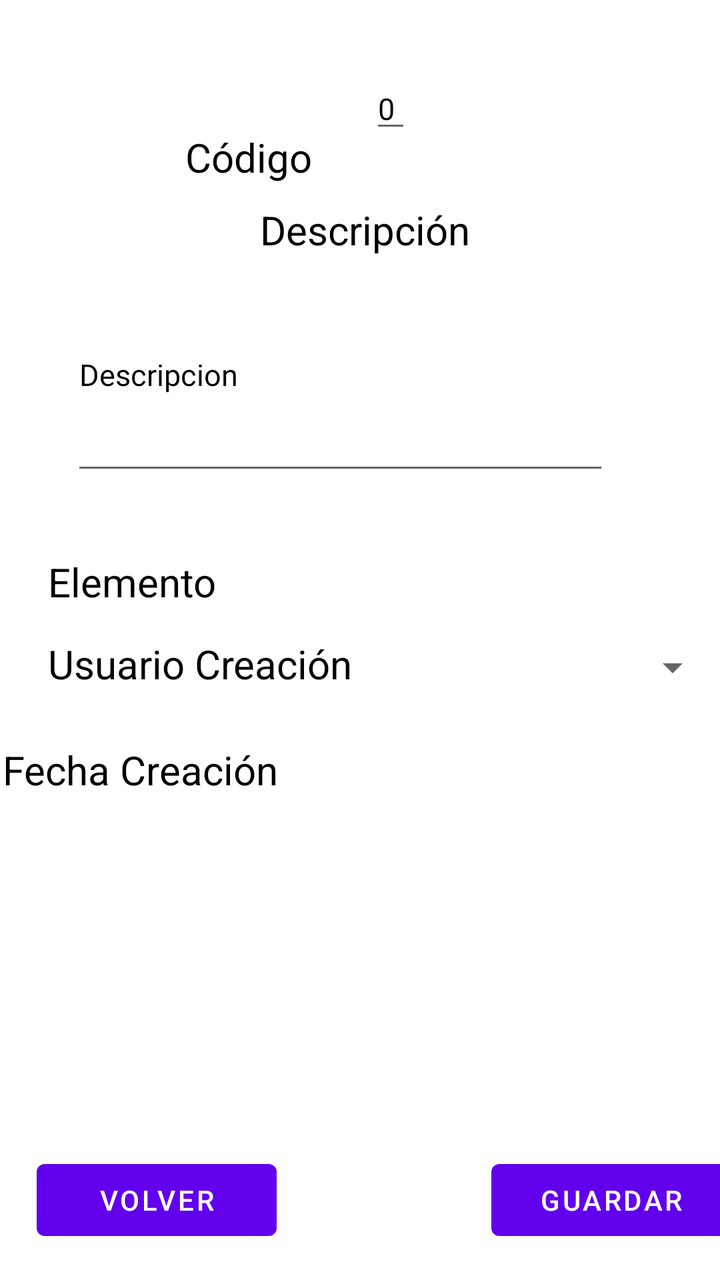
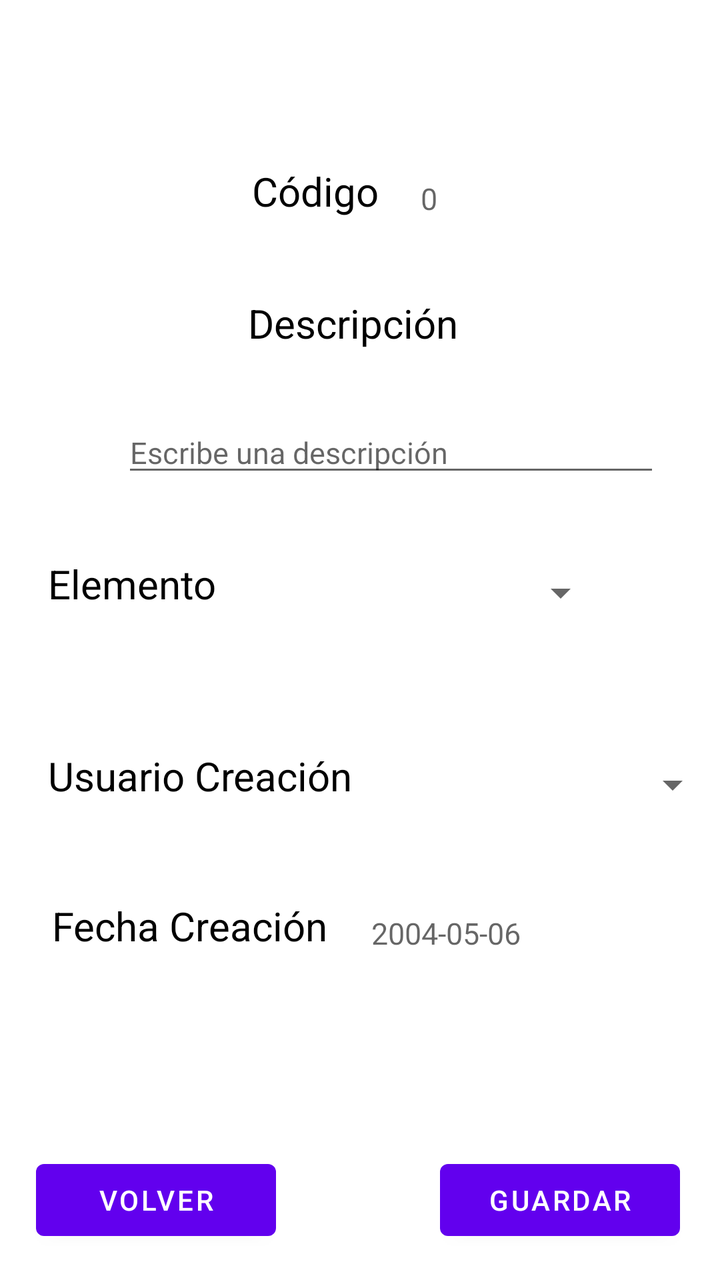

Compare the two renders of this Android layout. The source of the first and the diff that turns it into the second are given below.
<!-- AndroidManifest.xml: application theme Theme.AplicacionIncidencias -->
<!-- res/layout/activity_info_incidencia.xml -->
<?xml version="1.0" encoding="utf-8"?>
<androidx.constraintlayout.widget.ConstraintLayout xmlns:android="http://schemas.android.com/apk/res/android"
    xmlns:app="http://schemas.android.com/apk/res-auto"
    xmlns:tools="http://schemas.android.com/tools"
    android:id="@+id/main"
    android:layout_width="match_parent"
    android:layout_height="match_parent"
    tools:context=".Incidencia.Activity_Info_Incidencia">

    <TextView
        android:id="@+id/tvCodigoIncidencia"
        android:layout_width="wrap_content"
        android:layout_height="wrap_content"
        android:layout_marginStart="124dp"
        android:layout_marginTop="65dp"
        android:layout_marginEnd="12dp"
        android:text="Código "
        android:textColor="@color/black"
        android:textSize="20sp"
        app:layout_constraintEnd_toStartOf="@+id/edinfoCodigoIncidencia"
        app:layout_constraintStart_toStartOf="parent"
        app:layout_constraintTop_toTopOf="parent" />

    <EditText
        android:id="@+id/edinfoCodigoIncidencia"
        android:layout_width="wrap_content"
        android:layout_height="wrap_content"
        android:layout_marginStart="12dp"
        android:layout_marginTop="60dp"
        android:layout_marginEnd="186dp"
        android:layout_marginBottom="15dp"
        android:text="0"
        android:textColor="@color/black"
        android:textSize="15sp"
        app:layout_constraintBottom_toTopOf="@+id/tvDescripcionIncidencia"
        app:layout_constraintEnd_toEndOf="parent"
        app:layout_constraintStart_toEndOf="@+id/tvCodigoIncidencia"
        app:layout_constraintTop_toTopOf="parent" />

    <Spinner
        android:id="@+id/spinnerElemento"
        android:layout_width="0dp"
        android:layout_height="36dp"
        android:layout_marginStart="26dp"
        android:layout_marginTop="315dp"
        android:layout_marginEnd="25dp"
        android:layout_marginBottom="316dp"
        android:textSize="15sp"
        app:layout_constraintBottom_toTopOf="@+id/btnGuardarIncidencia"
        app:layout_constraintEnd_toEndOf="@+id/edDescripcionIncidencia"
        app:layout_constraintHorizontal_bias="0.67"
        app:layout_constraintStart_toEndOf="@+id/tvCodigoElemento"
        app:layout_constraintTop_toTopOf="parent" />

    <Spinner
        android:id="@+id/spinnerUsuario"
        android:layout_width="166dp"
        android:layout_height="36dp"
        android:layout_marginStart="8dp"
        android:layout_marginTop="46dp"
        android:layout_marginBottom="45dp"
        android:textSize="15sp"
        app:layout_constraintBottom_toBottomOf="@+id/tvInfoFechaCreacion"
        app:layout_constraintStart_toEndOf="@+id/tvCodigoUsuarioCreacion"
        app:layout_constraintTop_toBottomOf="@+id/spinnerElemento" />

    <TextView
        android:id="@+id/tvDescripcionIncidencia"
        android:layout_width="wrap_content"
        android:layout_height="wrap_content"
        android:layout_marginTop="15dp"
        android:layout_marginBottom="27dp"
        android:text="Descripción "
        android:textColor="@color/black"
        android:textSize="20sp"
        app:layout_constraintBottom_toTopOf="@+id/edDescripcionIncidencia"
        app:layout_constraintEnd_toStartOf="@+id/edinfoCodigoIncidencia"
        app:layout_constraintStart_toStartOf="@+id/edinfoCodigoIncidencia"
        app:layout_constraintTop_toBottomOf="@+id/edinfoCodigoIncidencia" />

    <EditText
        android:id="@+id/edDescripcionIncidencia"
        android:layout_width="269dp"
        android:layout_height="113dp"
        android:layout_marginStart="37dp"
        android:layout_marginTop="170dp"
        android:layout_marginEnd="81dp"
        android:layout_marginBottom="170dp"
        android:inputType="textMultiLine"
        android:text="Descripcion"
        android:textColor="@color/black"
        android:textSize="15sp"
        app:layout_constraintBottom_toTopOf="@+id/tvFechaCreacion"
        app:layout_constraintEnd_toEndOf="parent"
        app:layout_constraintStart_toStartOf="@+id/tvCodigoElemento"
        app:layout_constraintTop_toTopOf="parent" />

    <TextView
        android:id="@+id/tvCodigoElemento"
        android:layout_width="wrap_content"
        android:layout_height="wrap_content"
        android:layout_marginStart="24dp"
        android:layout_marginTop="35dp"
        android:text="Elemento "
        android:textColor="@color/black"
        android:textSize="20sp"
        app:layout_constraintStart_toStartOf="parent"
        app:layout_constraintTop_toBottomOf="@+id/edDescripcionIncidencia" />

    <TextView
        android:id="@+id/tvCodigoUsuarioCreacion"
        android:layout_width="wrap_content"
        android:layout_height="wrap_content"
        android:layout_marginStart="24dp"
        android:layout_marginTop="49dp"
        android:layout_marginEnd="8dp"
        android:text="Usuario Creación  "
        android:textColor="@color/black"
        android:textSize="20sp"
        app:layout_constraintEnd_toStartOf="@+id/spinnerUsuario"
        app:layout_constraintStart_toStartOf="parent"
        app:layout_constraintTop_toBottomOf="@+id/spinnerElemento" />

    <TextView
        android:id="@+id/tvFechaCreacion"
        android:layout_width="wrap_content"
        android:layout_height="wrap_content"
        android:layout_marginStart="26dp"
        android:layout_marginTop="26dp"
        android:layout_marginEnd="241dp"
        android:text="Fecha Creación "
        android:textColor="@color/black"
        android:textSize="20sp"
        app:layout_constraintEnd_toEndOf="parent"
        app:layout_constraintStart_toStartOf="parent"
        app:layout_constraintTop_toBottomOf="@+id/tvCodigoUsuarioCreacion" />

    <TextView
        android:id="@+id/tvInfoFechaCreacion"
        android:layout_width="wrap_content"
        android:layout_height="wrap_content"
        android:layout_marginStart="12dp"
        android:layout_marginTop="107dp"
        android:text=""
        android:textColor="@color/black"
        android:textSize="15sp"
        app:layout_constraintStart_toEndOf="@+id/tvFechaCreacion"
        app:layout_constraintTop_toBottomOf="@+id/spinnerElemento" />

    <Button
        android:id="@+id/btnGuardarIncidencia"
        android:layout_width="120dp"
        android:layout_height="wrap_content"
        android:layout_marginStart="129dp"
        android:layout_marginEnd="16dp"
        android:layout_marginBottom="16dp"
        android:text="Guardar"
        app:layout_constraintBottom_toBottomOf="parent"
        app:layout_constraintEnd_toEndOf="parent"
        app:layout_constraintStart_toEndOf="@+id/btnVolverIncidencia" />

    <Button
        android:id="@+id/btnVolverIncidencia"
        android:layout_width="120dp"
        android:layout_height="wrap_content"
        android:layout_marginStart="1dp"
        android:layout_marginEnd="1dp"
        android:layout_marginBottom="16dp"
        android:text="Volver"
        app:layout_constraintBottom_toBottomOf="parent"
        app:layout_constraintEnd_toStartOf="@+id/spinnerElemento"
        app:layout_constraintHorizontal_bias="1.0"
        app:layout_constraintStart_toStartOf="@+id/tvCodigoIncidencia" />


</androidx.constraintlayout.widget.ConstraintLayout>
<!-- resources referenced by this layout -->
<resources>
  <color name="black">#FF000000</color>
  <style name="Theme.AplicacionIncidencias" parent="Theme.MaterialComponents.DayNight.DarkActionBar">
          
          <item name="colorPrimary">@color/purple_500</item>
          <item name="colorPrimaryVariant">@color/purple_700</item>
          <item name="colorOnPrimary">@color/white</item>
          
          <item name="colorSecondary">@color/teal_200</item>
          <item name="colorSecondaryVariant">@color/teal_700</item>
          <item name="colorOnSecondary">@color/black</item>
          
          <item name="android:statusBarColor">?attr/colorPrimaryVariant</item>
          
      </style>
  <color name="purple_500">#FF6200EE</color>
  <color name="purple_700">#FF3700B3</color>
  <color name="white">#FFFFFFFF</color>
  <color name="teal_200">#FF03DAC5</color>
  <color name="teal_700">#FF018786</color>
</resources>

<!-- the commit's change to res/layout/activity_info_incidencia.xml (unified diff, before → after) -->
@@ -11,88 +11,25 @@
         android:id="@+id/tvCodigoIncidencia"
         android:layout_width="wrap_content"
         android:layout_height="wrap_content"
-        android:layout_marginStart="124dp"
-        android:layout_marginTop="65dp"
-        android:layout_marginEnd="12dp"
+        android:layout_marginStart="126dp"
+        android:layout_marginTop="82dp"
         android:text="Código "
         android:textColor="@color/black"
         android:textSize="20sp"
-        app:layout_constraintEnd_toStartOf="@+id/edinfoCodigoIncidencia"
         app:layout_constraintStart_toStartOf="parent"
         app:layout_constraintTop_toTopOf="parent" />
 
-    <EditText
-        android:id="@+id/edinfoCodigoIncidencia"
+    <TextView
+        android:id="@+id/tvinfoCodigoIncidencia"
         android:layout_width="wrap_content"
         android:layout_height="wrap_content"
-        android:layout_marginStart="12dp"
-        android:layout_marginTop="60dp"
-        android:layout_marginEnd="186dp"
-        android:layout_marginBottom="15dp"
-        android:text="0"
+        android:layout_marginStart="16dp"
+        android:layout_marginTop="89dp"
+        android:text=""
+        android:hint="0"
         android:textColor="@color/black"
         android:textSize="15sp"
-        app:layout_constraintBottom_toTopOf="@+id/tvDescripcionIncidencia"
-        app:layout_constraintEnd_toEndOf="parent"
         app:layout_constraintStart_toEndOf="@+id/tvCodigoIncidencia"
-        app:layout_constraintTop_toTopOf="parent" />
-
-    <Spinner
-        android:id="@+id/spinnerElemento"
-        android:layout_width="0dp"
-        android:layout_height="36dp"
-        android:layout_marginStart="26dp"
-        android:layout_marginTop="315dp"
-        android:layout_marginEnd="25dp"
-        android:layout_marginBottom="316dp"
-        android:textSize="15sp"
-        app:layout_constraintBottom_toTopOf="@+id/btnGuardarIncidencia"
-        app:layout_constraintEnd_toEndOf="@+id/edDescripcionIncidencia"
-        app:layout_constraintHorizontal_bias="0.67"
-        app:layout_constraintStart_toEndOf="@+id/tvCodigoElemento"
-        app:layout_constraintTop_toTopOf="parent" />
-
-    <Spinner
-        android:id="@+id/spinnerUsuario"
-        android:layout_width="166dp"
-        android:layout_height="36dp"
-        android:layout_marginStart="8dp"
-        android:layout_marginTop="46dp"
-        android:layout_marginBottom="45dp"
-        android:textSize="15sp"
-        app:layout_constraintBottom_toBottomOf="@+id/tvInfoFechaCreacion"
-        app:layout_constraintStart_toEndOf="@+id/tvCodigoUsuarioCreacion"
-        app:layout_constraintTop_toBottomOf="@+id/spinnerElemento" />
-
-    <TextView
-        android:id="@+id/tvDescripcionIncidencia"
-        android:layout_width="wrap_content"
-        android:layout_height="wrap_content"
-        android:layout_marginTop="15dp"
-        android:layout_marginBottom="27dp"
-        android:text="Descripción "
-        android:textColor="@color/black"
-        android:textSize="20sp"
-        app:layout_constraintBottom_toTopOf="@+id/edDescripcionIncidencia"
-        app:layout_constraintEnd_toStartOf="@+id/edinfoCodigoIncidencia"
-        app:layout_constraintStart_toStartOf="@+id/edinfoCodigoIncidencia"
-        app:layout_constraintTop_toBottomOf="@+id/edinfoCodigoIncidencia" />
-
-    <EditText
-        android:id="@+id/edDescripcionIncidencia"
-        android:layout_width="269dp"
-        android:layout_height="113dp"
-        android:layout_marginStart="37dp"
-        android:layout_marginTop="170dp"
-        android:layout_marginEnd="81dp"
-        android:layout_marginBottom="170dp"
-        android:inputType="textMultiLine"
-        android:text="Descripcion"
-        android:textColor="@color/black"
-        android:textSize="15sp"
-        app:layout_constraintBottom_toTopOf="@+id/tvFechaCreacion"
-        app:layout_constraintEnd_toEndOf="parent"
-        app:layout_constraintStart_toStartOf="@+id/tvCodigoElemento"
         app:layout_constraintTop_toTopOf="parent" />
 
     <TextView
@@ -107,31 +44,74 @@
         app:layout_constraintStart_toStartOf="parent"
         app:layout_constraintTop_toBottomOf="@+id/edDescripcionIncidencia" />
 
+    <Spinner
+        android:id="@+id/spinnerElemento"
+        android:layout_width="166dp"
+        android:layout_height="36dp"
+        android:layout_marginStart="25dp"
+        android:layout_marginTop="35dp"
+        android:textSize="15sp"
+        app:layout_constraintStart_toEndOf="@+id/tvCodigoElemento"
+        app:layout_constraintTop_toBottomOf="@+id/edDescripcionIncidencia" />
+
     <TextView
         android:id="@+id/tvCodigoUsuarioCreacion"
         android:layout_width="wrap_content"
         android:layout_height="wrap_content"
         android:layout_marginStart="24dp"
-        android:layout_marginTop="49dp"
-        android:layout_marginEnd="8dp"
+        android:layout_marginTop="69dp"
         android:text="Usuario Creación  "
         android:textColor="@color/black"
         android:textSize="20sp"
-        app:layout_constraintEnd_toStartOf="@+id/spinnerUsuario"
         app:layout_constraintStart_toStartOf="parent"
+        app:layout_constraintTop_toBottomOf="@+id/tvCodigoElemento" />
+
+    <Spinner
+        android:id="@+id/spinnerUsuario"
+        android:layout_width="166dp"
+        android:layout_height="36dp"
+        android:layout_marginStart="8dp"
+        android:layout_marginTop="60dp"
+        android:textSize="15sp"
+        app:layout_constraintStart_toEndOf="@+id/tvCodigoUsuarioCreacion"
         app:layout_constraintTop_toBottomOf="@+id/spinnerElemento" />
+
+    <TextView
+        android:id="@+id/tvDescripcionIncidencia"
+        android:layout_width="wrap_content"
+        android:layout_height="wrap_content"
+        android:layout_marginStart="124dp"
+        android:layout_marginTop="39dp"
+        android:text="Descripción "
+        android:textColor="@color/black"
+        android:textSize="20sp"
+        app:layout_constraintStart_toStartOf="parent"
+        app:layout_constraintTop_toBottomOf="@+id/tvCodigoIncidencia" />
+
+    <EditText
+        android:id="@+id/edDescripcionIncidencia"
+        android:layout_width="269dp"
+        android:layout_height="wrap_content"
+        android:layout_marginStart="61dp"
+        android:layout_marginTop="31dp"
+        android:hint="Escribe una descripción"
+        android:inputType="textMultiLine"
+        android:text=""
+        android:textColor="@color/black"
+        android:textSize="15sp"
+        app:layout_constraintStart_toStartOf="parent"
+        app:layout_constraintTop_toBottomOf="@+id/tvDescripcionIncidencia" />
+
 
     <TextView
         android:id="@+id/tvFechaCreacion"
         android:layout_width="wrap_content"
         android:layout_height="wrap_content"
         android:layout_marginStart="26dp"
-        android:layout_marginTop="26dp"
-        android:layout_marginEnd="241dp"
+        android:layout_marginTop="48dp"
         android:text="Fecha Creación "
         android:textColor="@color/black"
         android:textSize="20sp"
-        app:layout_constraintEnd_toEndOf="parent"
         app:layout_constraintStart_toStartOf="parent"
         app:layout_constraintTop_toBottomOf="@+id/tvCodigoUsuarioCreacion" />
 
@@ -139,38 +119,34 @@
         android:id="@+id/tvInfoFechaCreacion"
         android:layout_width="wrap_content"
         android:layout_height="wrap_content"
-        android:layout_marginStart="12dp"
-        android:layout_marginTop="107dp"
+        android:layout_marginStart="17dp"
+        android:layout_marginTop="46dp"
+        android:hint="2004-05-06"
         android:text=""
         android:textColor="@color/black"
         android:textSize="15sp"
         app:layout_constraintStart_toEndOf="@+id/tvFechaCreacion"
-        app:layout_constraintTop_toBottomOf="@+id/spinnerElemento" />
+        app:layout_constraintTop_toBottomOf="@+id/spinnerUsuario" />
 
     <Button
         android:id="@+id/btnGuardarIncidencia"
         android:layout_width="120dp"
         android:layout_height="wrap_content"
-        android:layout_marginStart="129dp"
-        android:layout_marginEnd="16dp"
+        android:layout_marginEnd="20dp"
         android:layout_marginBottom="16dp"
         android:text="Guardar"
         app:layout_constraintBottom_toBottomOf="parent"
-        app:layout_constraintEnd_toEndOf="parent"
-        app:layout_constraintStart_toEndOf="@+id/btnVolverIncidencia" />
+        app:layout_constraintEnd_toEndOf="parent" />
 
     <Button
         android:id="@+id/btnVolverIncidencia"
         android:layout_width="120dp"
         android:layout_height="wrap_content"
-        android:layout_marginStart="1dp"
-        android:layout_marginEnd="1dp"
+        android:layout_marginStart="18dp"
         android:layout_marginBottom="16dp"
         android:text="Volver"
         app:layout_constraintBottom_toBottomOf="parent"
-        app:layout_constraintEnd_toStartOf="@+id/spinnerElemento"
-        app:layout_constraintHorizontal_bias="1.0"
-        app:layout_constraintStart_toStartOf="@+id/tvCodigoIncidencia" />
+        app:layout_constraintStart_toStartOf="parent" />
 
 
 </androidx.constraintlayout.widget.ConstraintLayout>
